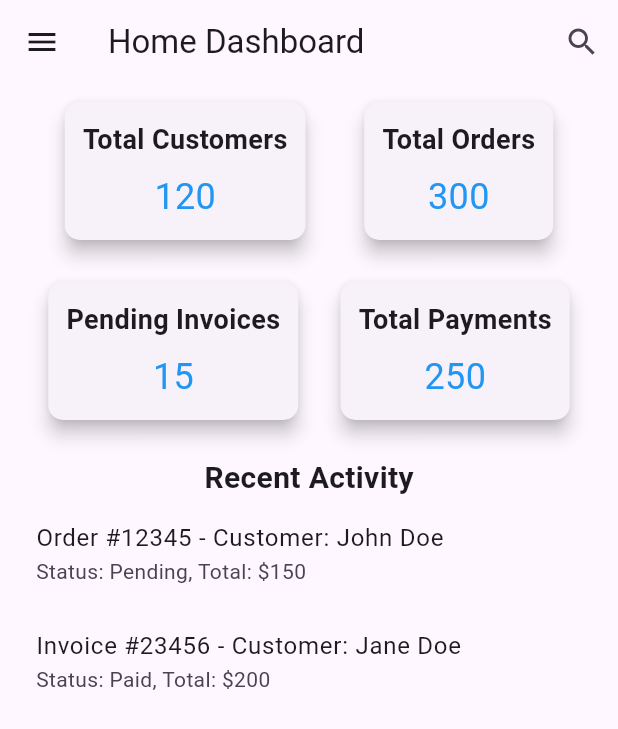
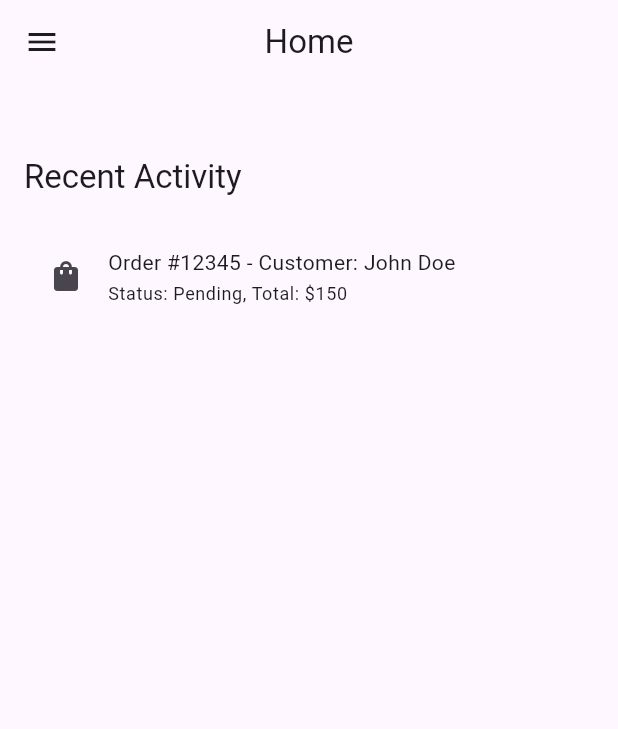
Before and after one commit to llimaenakai/OneContext, a Flutter app: the HomeScreen screen opened directly, after a tap on "Order #12345 - Customer: John Doe", on a phone screen of 412 x 824 dp. Shown: the top 729 px of the screen. Run offline on Flutter 3.47's test engine with Material 3 defaults, Android fonts, the phone set to English and light mode, and no system bars; our stand-ins replace go_router, sqflite; missing offline and left inert: bcrypt; accounts and stored records are empty.

```diff
--- a/lib/main.dart
+++ b/lib/main.dart
@@ -5,6 +5,7 @@ import 'screens/signup_screen.dart';
 import 'screens/home_screen.dart';
 import 'screens/error_screen.dart';
 import 'helpers/database_helper.dart';
+import 'package:mobilesoftware/screens/sell_item_screen.dart';
 import 'package:mobilesoftware/screens/users_screen.dart';
 
 
@@ -36,7 +37,7 @@ class MyApp extends StatelessWidget {
         }
         return MaterialPageRoute(builder: (context) => ErrorScreen());
       },
-      home: UsersScreen(),
+      home: SellItemScreen(),
     );
   }
 }
--- a/lib/screens/home_screen.dart
+++ b/lib/screens/home_screen.dart
@@ -1,161 +1,74 @@
 import 'package:flutter/material.dart';
+import 'package:go_router/go_router.dart';
+import 'package:mobilesoftware/widgets/dashboard.dart';  // Import your Dashboard widget
+import 'package:mobilesoftware/widgets/recent_activity.dart'; // Import RecentActivity Widget (Create this new widget as shown below)
+
+
 
 class HomeScreen extends StatelessWidget {
+  const HomeScreen({Key? key}) : super(key: key);
+
   @override
   Widget build(BuildContext context) {
     return Scaffold(
       appBar: AppBar(
-        title: Text('Home Dashboard'),
+        title: Text(
+          'Home',
+
+          style: Theme.of(context).textTheme.titleLarge, // Use a theme text style
+        ),
+        centerTitle: true, // Center the title
         actions: [
-          IconButton(
-            icon: Icon(Icons.search),
-            onPressed: () {
-              // Implement Search functionality
-            },
-          ),
+          // ... (search and other actions)
         ],
       ),
-      drawer: Drawer(
-        child: ListView(
-          padding: EdgeInsets.zero,
-          children: [
-            DrawerHeader(
-              child: Text('Mobile Shop'),
-              decoration: BoxDecoration(
-                color: Colors.blue,
-              ),
-            ),
-            ListTile(
-              title: Text('Dashboard'),
-              onTap: () {
-                // Navigate to Dashboard
-              },
-            ),
-            ListTile(
-              title: Text('Customers'),
-              onTap: () {
-                // Navigate to Customers screen
-              },
-            ),
-            ListTile(
-              title: Text('Orders'),
-              onTap: () {
-                // Navigate to Orders screen
-              },
-            ),
-            ListTile(
-              title: Text('Items'),
-              onTap: () {
-                // Navigate to Items screen
-              },
-            ),
-            ListTile(
-              title: Text('Vendors'),
-              onTap: () {
-                // Navigate to Vendors screen
-              },
-            ),
-            ListTile(
-              title: Text('Payments'),
-              onTap: () {
-                // Navigate to Payments screen
-              },
-            ),
-            ListTile(
-              title: Text('Settings'),
-              onTap: () {
-                // Navigate to Settings screen
-              },
-            ),
-          ],
-        ),
-      ),
+      drawer: _buildDrawer(context),
       body: Padding(
-        padding: const EdgeInsets.all(8.0),
+        padding: const EdgeInsets.all(16.0),
         child: SingleChildScrollView(
           child: Column(
+            crossAxisAlignment: CrossAxisAlignment.start,
             children: [
-              // Summary Cards
-              Row(
-                mainAxisAlignment: MainAxisAlignment.spaceEvenly,
-                children: [
-                  DashboardCard(title: 'Total Customers', count: 120),
-                  DashboardCard(title: 'Total Orders', count: 300),
-                ],
-              ),
-              SizedBox(height: 20),
-              Row(
-                mainAxisAlignment: MainAxisAlignment.spaceEvenly,
-                children: [
-                  DashboardCard(title: 'Pending Invoices', count: 15),
-                  DashboardCard(title: 'Total Payments', count: 250),
-                ],
-              ),
-              SizedBox(height: 20),
-
-              // Recent Activity Section
-              Text(
-                'Recent Activity',
-                style: TextStyle(fontSize: 20, fontWeight: FontWeight.bold),
-              ),
-              ListTile(
-                title: Text('Order #12345 - Customer: John Doe'),
-                subtitle: Text('Status: Pending, Total: \$150'),
-                onTap: () {
-                  // Navigate to specific Order details screen
-                },
-              ),
-              ListTile(
-                title: Text('Invoice #23456 - Customer: Jane Doe'),
-                subtitle: Text('Status: Paid, Total: \$200'),
-                onTap: () {
-                  // Navigate to specific Invoice details screen
-                },
-              ),
+              const Dashboard(),
+              const SizedBox(height: 32),
+              const RecentActivity(),
+              // ... Add other sections here
             ],
           ),
         ),
       ),
     );
   }
-}
 
-class DashboardCard extends StatelessWidget {
-  final String title;
-  final int count;
-
-  const DashboardCard({required this.title, required this.count});
-
-  @override
-  Widget build(BuildContext context) {
-    return Card(
-      elevation: 5,
-      shape: RoundedRectangleBorder(
-        borderRadius: BorderRadius.circular(10),
-      ),
-      child: Padding(
-        padding: const EdgeInsets.all(12.0),
-        child: Column(
-          mainAxisSize: MainAxisSize.min,
-          children: [
-            Text(
-              title,
-              style: TextStyle(
-                fontSize: 18,
-                fontWeight: FontWeight.bold,
+  // Separate function for building the Drawer
+  Drawer _buildDrawer(BuildContext context) {
+    return Drawer(
+      child: ListView(
+        padding: EdgeInsets.zero,
+        children: [
+          const DrawerHeader( //Use const where possible.
+            decoration: BoxDecoration(
+              color: Colors.blue, // Or use your theme's primary color
+            ),
+            child: Center(
+              child: Text(
+                'Mobile Shop',
+                style: TextStyle(fontSize: 24, fontWeight: FontWeight.bold, color: Colors.white),
               ),
             ),
-            SizedBox(height: 8),
-            Text(
-              '$count',
-              style: TextStyle(
-                fontSize: 24,
-                color: Colors.blue,
-              ),
-            ),
-          ],
-        ),
+          ),
+          ListTile(
+            leading: const Icon(Icons.dashboard),
+            title: const Text('Dashboard'),
+            onTap: () {
+              // context.goNamed('dashboard');  // Handle navigation as before
+            },
+          ),
+          const Divider(),
+          // ... Other drawer items
+        ],
       ),
     );
   }
+
 }
--- /dev/null
+++ b/lib/widgets/dashboard.dart
@@ -0,0 +1,29 @@
+import 'package:flutter/material.dart';
+
+class Dashboard extends StatelessWidget {
+  const Dashboard({Key? key}) : super(key: key);
+
+  @override
+  Widget build(BuildContext context) {
+    return Column(
+      crossAxisAlignment: CrossAxisAlignment.start,
+      children: [
+        // ... (Overview Text and SizedBox)
+
+        GridView.count(
+          crossAxisCount: 2, // Set a value for crossAxisCount (e.g., 2 for a 2x2 grid)
+          mainAxisSpacing: 16.0,
+          crossAxisSpacing: 16.0,
+          childAspectRatio: 1.2, // Adjust as needed
+          shrinkWrap: true,
+          physics: const NeverScrollableScrollPhysics(),
+          children: const [
+            // ... (Your DashboardCard widgets)
+          ],
+        ),
+
+        // ... (other dashboard sections)
+      ],
+    );
+  }
+}
--- /dev/null
+++ b/lib/widgets/recent_activity.dart
@@ -0,0 +1,81 @@
+import 'package:flutter/material.dart';
+
+class RecentActivity extends StatelessWidget {
+  const RecentActivity({Key? key}) : super(key: key);
+
+  @override
+  Widget build(BuildContext context) {
+    return Column(
+      crossAxisAlignment: CrossAxisAlignment.start,
+      children: [
+        Text(
+          'Recent Activity',
+          style: Theme.of(context).textTheme.titleLarge,
+        ),
+        const SizedBox(height: 16),
+        SizedBox( // Constrained SizedBox
+          height: MediaQuery.of(context).size.height * 0.3, // 30% of screen height (adjust as needed)
+          child: ListView.builder(
+            itemCount: recentActivities.length,
+            itemBuilder: (context, index) {
+              final item = recentActivities[index];
+              return RecentActivityItemTile(item: item); // Use a custom ListTile widget
+            },
+          ),
+        ),
+      ],
+    );
+  }
+}
+
+// Custom ListTile widget for Recent Activity items
+class RecentActivityItemTile extends StatelessWidget {
+  final RecentActivityItem item;
+
+  const RecentActivityItemTile({Key? key, required this.item}) : super(key: key);
+
+  @override
+  Widget build(BuildContext context) {
+    return ListTile(
+      leading: Icon(item.icon),
+      title: Text(item.title, style: Theme.of(context).textTheme.bodyMedium),
+      subtitle: Text(item.subtitle, style: Theme.of(context).textTheme.bodySmall),
+      onTap: item.onTap, // Pass the onTap function directly
+    );
+  }
+}
+
+
+// Model for Recent Activity items (keep in the same file or move to models directory)
+class RecentActivityItem {
+  final String title;
+  final String subtitle;
+  final IconData icon;
+  final VoidCallback? onTap;  // Optional onTap callback
+
+  RecentActivityItem({
+    required this.title,
+    required this.subtitle,
+    required this.icon,
+    this.onTap, //Optional onTap
+  });
+}
+
+
+// Sample Recent Activity Data (Replace with your actual data)
+
+final List<RecentActivityItem> recentActivities = [
+  RecentActivityItem(
+    title: 'Order #12345 - Customer: John Doe',
+    subtitle: 'Status: Pending, Total: \$150',
+    icon: Icons.shopping_bag,
+    onTap: () {
+      // TODO: Add navigation logic here, e.g., using GoRouter
+      // Example: context.goNamed('orderDetails', params: {'orderId': '12345'});
+      print('Tapped on Order #12345');
+    },
+
+  ),
+
+  // ... more RecentActivityItem instances
+];
```
Also changed, not shown: lib/core/providers/auth_provider.dart (+81 -81 lines), lib/data/database_helper.dart (deleted, +0 -51 lines), lib/router.dart (+41 -41 lines), lib/screens/sell_item_screen.dart (added, +65 -0 lines), lib/generated/assets.dart.
